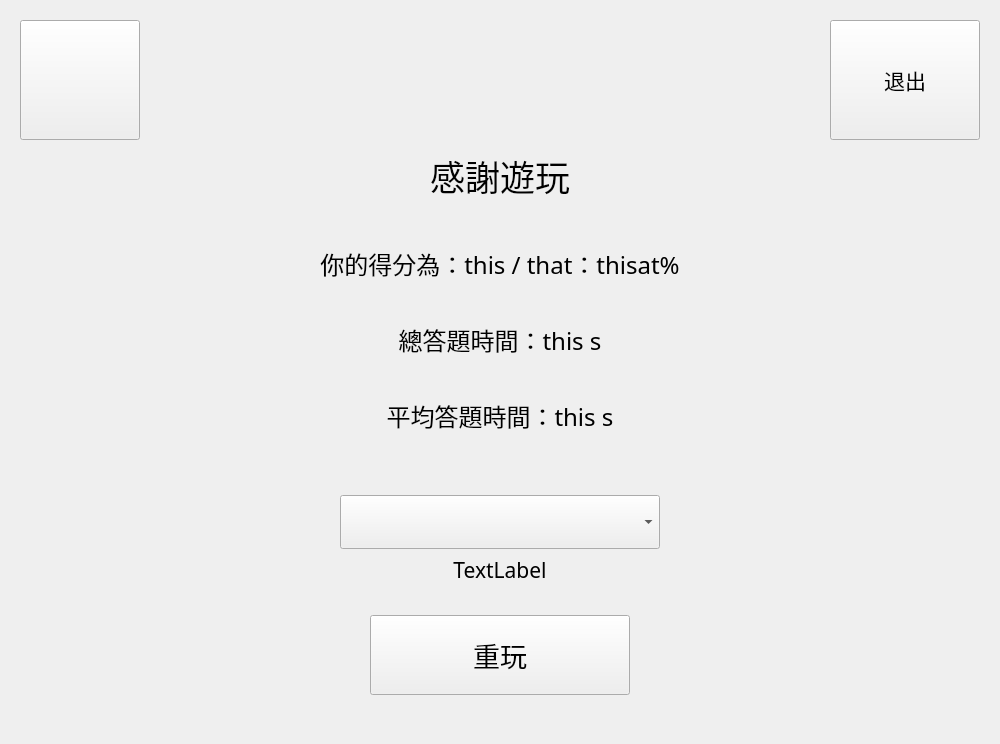
Old version of the form src/ui_files/OutroWidget.ui in the repository hwc20896/ChineseProj.
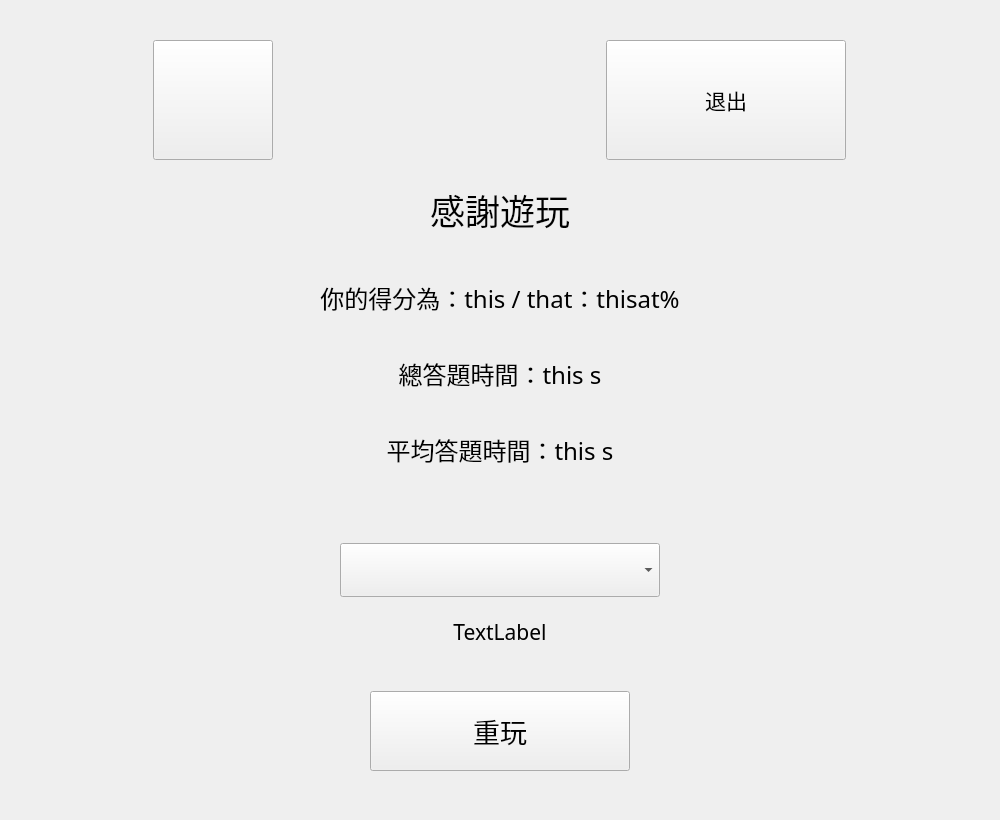
New version of the form.

Commit message: Changed some layout in outro

Diff of the .ui file:
```diff
--- a/src/ui_files/OutroWidget.ui
+++ b/src/ui_files/OutroWidget.ui
@@ -19,11 +19,14 @@
    <string>Form</string>
   </property>
   <layout class="QVBoxLayout" name="verticalLayout">
+   <property name="spacing">
+    <number>20</number>
+   </property>
    <property name="leftMargin">
     <number>20</number>
    </property>
    <property name="topMargin">
-    <number>20</number>
+    <number>40</number>
    </property>
    <property name="rightMargin">
     <number>20</number>
@@ -72,9 +75,12 @@
        <property name="orientation">
         <enum>Qt::Orientation::Horizontal</enum>
        </property>
+       <property name="sizeType">
+        <enum>QSizePolicy::Policy::Preferred</enum>
+       </property>
        <property name="sizeHint" stdset="0">
         <size>
-         <width>40</width>
+         <width>200</width>
          <height>20</height>
         </size>
        </property>
@@ -96,7 +102,7 @@
        </property>
        <property name="maximumSize">
         <size>
-         <width>200</width>
+         <width>240</width>
          <height>120</height>
         </size>
        </property>
@@ -223,7 +229,7 @@
          <property name="maximumSize">
           <size>
            <width>320</width>
-           <height>16777215</height>
+           <height>90</height>
           </size>
          </property>
          <property name="font">
```
The commit also changes 2 other files.
